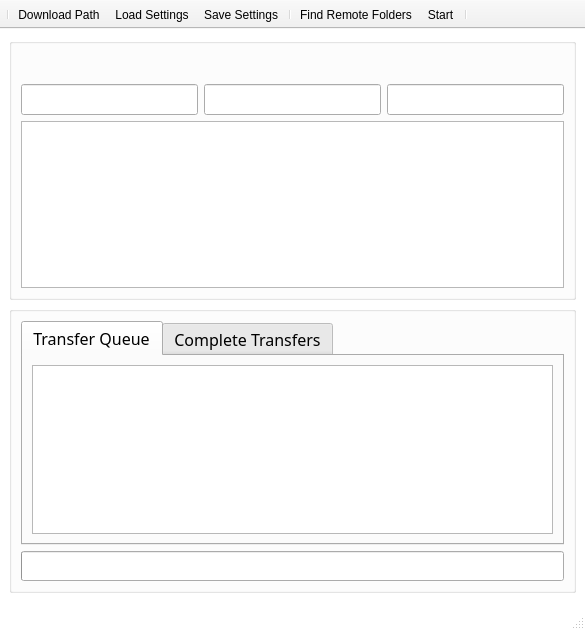
The window that main_window.ui (triggz/FTPFileSync) describes before a commit, drawn with Qt 5.
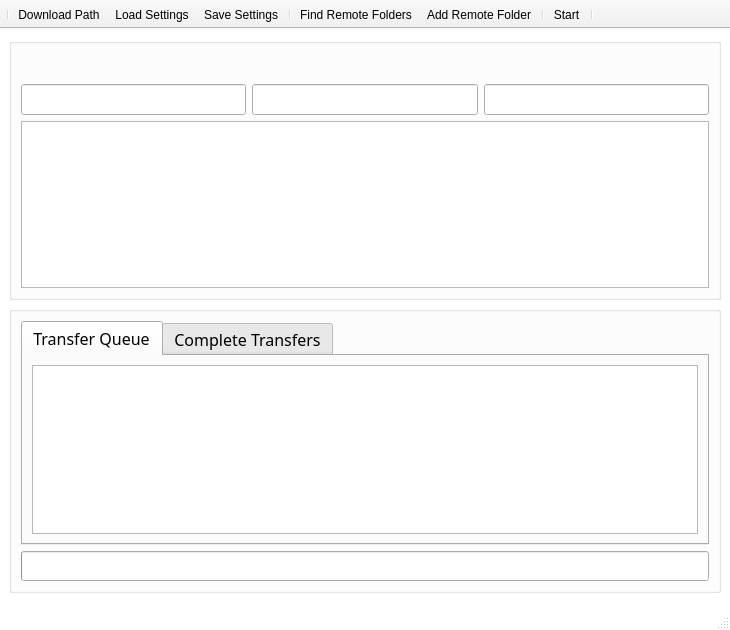
The same window after the commit. Icons and pictures are not drawn.

What changed in the file:
```diff
--- a/main_window.ui
+++ b/main_window.ui
@@ -6,19 +6,19 @@
    <rect>
     <x>0</x>
     <y>0</y>
-    <width>585</width>
+       <width>730</width>
     <height>630</height>
    </rect>
   </property>
   <property name="minimumSize">
    <size>
-    <width>585</width>
+       <width>730</width>
     <height>630</height>
    </size>
   </property>
   <property name="maximumSize">
    <size>
-    <width>585</width>
+       <width>730</width>
     <height>630</height>
    </size>
   </property>
@@ -323,6 +323,8 @@
    <addaction name="action_save_settings"/>
    <addaction name="separator"/>
    <addaction name="action_find_remote_folders"/>
+      <addaction name="action_add_folder"/>
+      <addaction name="separator"/>
    <addaction name="action_sync"/>
    <addaction name="separator"/>
   </widget>
@@ -379,6 +381,16 @@
     <string>Download path</string>
    </property>
   </action>
+     <action name="action_add_folder">
+         <property name="icon">
+             <iconset>
+                 <normaloff>Icons/Add Folder.png</normaloff>Icons/Add Folder.png
+             </iconset>
+         </property>
+         <property name="text">
+             <string>Add Remote Folder</string>
+         </property>
+     </action>
  </widget>
  <resources/>
  <connections/>
```
Left out of the diff: 5 changed lines with no effect on the pictures.
